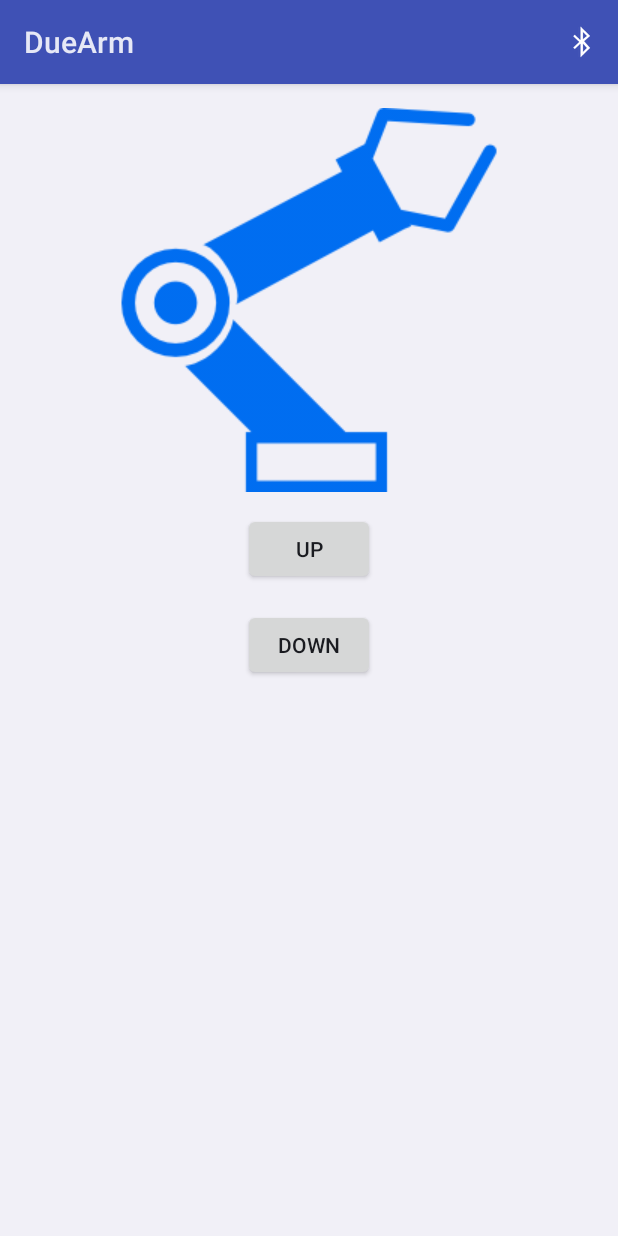
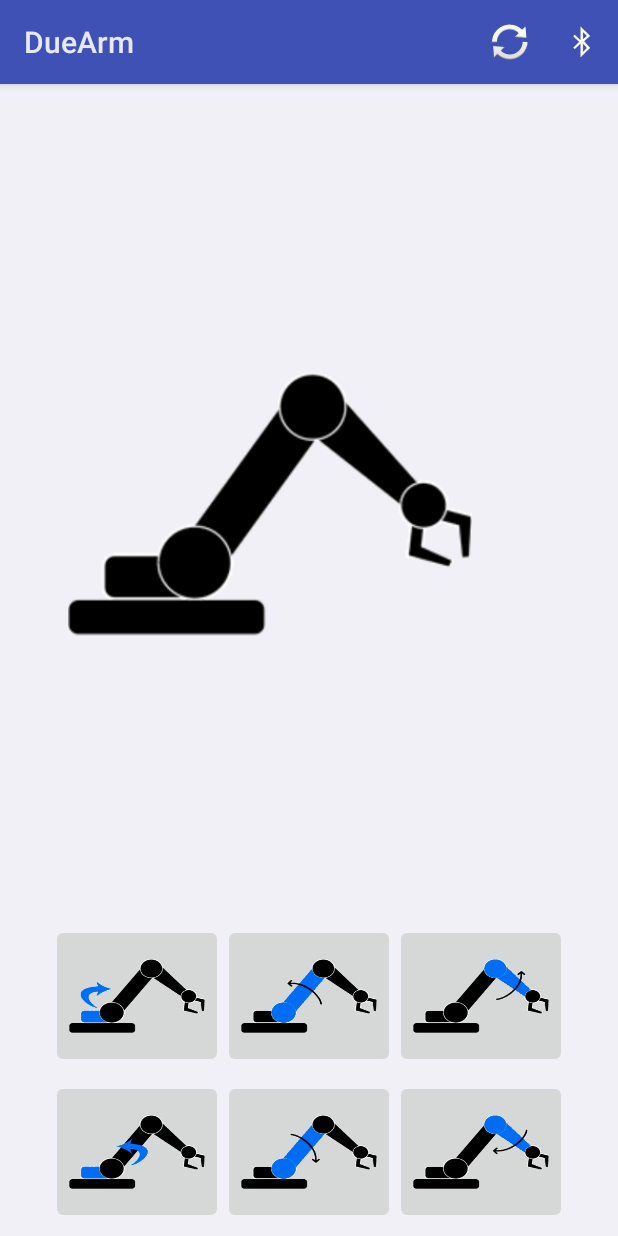
Before and after one commit to pniaps/DueArm-android, an Android app: the screen it shows after launch (MainActivity), on a phone screen of 412 x 824 dp. Run offline under Robolectric (Android 15) with nearby library versions, the phone set to English and light mode, and no system bars.

Commit message:
Botones de movimiento y reset

```diff
--- a/app/src/main/java/pnia/es/duearm/Bluetooth.java
+++ b/app/src/main/java/pnia/es/duearm/Bluetooth.java
@@ -190,6 +190,13 @@ public class Bluetooth {
         // Perform the write unsynchronized
         r.write(out);
     }
+    public void write(String message) {
+        if (message.length() > 0) {
+            // Get the message bytes and tell the BluetoothChatService to write
+            byte[] send = message.getBytes();
+            write(send);
+        }
+    }
 
     /**
      * Indicate that the connection attempt failed and notify the UI Activity.
--- a/app/src/main/java/pnia/es/duearm/MainActivity.java
+++ b/app/src/main/java/pnia/es/duearm/MainActivity.java
@@ -7,16 +7,13 @@ import android.content.Intent;
 import android.os.Bundle;
 import android.os.Handler;
 import android.os.Message;
-import android.os.ParcelUuid;
-import android.util.Log;
 import android.view.Menu;
 import android.view.MenuItem;
 import android.view.MotionEvent;
 import android.view.View;
-import android.widget.Button;
+import android.widget.ImageButton;
+import android.widget.ImageView;
 import android.widget.Toast;
-
-import java.util.Set;
 
 public class MainActivity extends Activity {
 
@@ -27,17 +24,28 @@ public class MainActivity extends Activity {
     private Bluetooth mBT = null;
     private String mConnectedDeviceName = null;
 
-    Button baseUp, baseDown, brazoUp, brazoDown, antebrazoUp, antebrazoDown;
+    ImageButton baseizda, basedcha, brazosubir, brazobajar, antebrazosubir, antebrazobajar;
+    ImageView imagen;
 
     @Override
     protected void onCreate(Bundle savedInstanceState) {
         super.onCreate(savedInstanceState);
         setContentView(R.layout.activity_main);
 
-        antebrazoUp = (Button) findViewById(R.id.antebrazoUp);
-        new buttonCommand(antebrazoUp, "7");
-        antebrazoDown = (Button) findViewById(R.id.antebrazoDown);
-        new buttonCommand(antebrazoDown, "8");
+        baseizda = (ImageButton) findViewById(R.id.baseizda);
+        new buttonCommand(baseizda, "y", "3", R.drawable.base_izda);
+        basedcha = (ImageButton) findViewById(R.id.basedcha);
+        new buttonCommand(basedcha, "u", "3", R.drawable.base_dcha);
+        brazosubir = (ImageButton) findViewById(R.id.brazosubir);
+        new buttonCommand(brazosubir, "h", "6", R.drawable.brazo_subir);
+        brazobajar = (ImageButton) findViewById(R.id.brazobajar);
+        new buttonCommand(brazobajar, "j", "6", R.drawable.brazo_bajar);
+        antebrazosubir = (ImageButton) findViewById(R.id.antebrazosubir);
+        new buttonCommand(antebrazosubir, "n", "9", R.drawable.antebrazo_subir);
+        antebrazobajar = (ImageButton) findViewById(R.id.antebrazobajar);
+        new buttonCommand(antebrazobajar, "m", "9", R.drawable.antebrazo_bajar);
+
+        imagen = (ImageView) findViewById(R.id.imagen);
 
         mBluetoothAdapter = BluetoothAdapter.getDefaultAdapter();
         if (mBluetoothAdapter == null) {
@@ -185,29 +193,40 @@ public class MainActivity extends Activity {
         return true;
     }
 
-    public void showDevices(MenuItem item) {
+    public void menuShowDevices(MenuItem item) {
         Intent serverIntent = new Intent(this, DeviceListActivity.class);
         startActivityForResult(serverIntent, REQUEST_CONNECT_DEVICE_SECURE);
     }
 
+    public void menuReset(MenuItem item) {
+        mBT.write("r");
+        Toast.makeText(getApplicationContext(), R.string.cmd_reset_done, Toast.LENGTH_SHORT).show();
+    }
+
     private class buttonCommand implements View.OnTouchListener {
 
-        private String pressCommand;
+        private ImageButton button;
+        private String downCommand, upCommand;
+        int res;
 
-        public buttonCommand(Button button, String pressCommand) {
+        public buttonCommand(ImageButton button, String downCommand, String upCommand, int res) {
+            this.button = button;
             button.setOnTouchListener(this);
-            this.pressCommand = pressCommand;
+            this.downCommand = downCommand;
+            this.upCommand = upCommand;
+            this.res = res;
         }
 
         @Override
         public boolean onTouch(View v, MotionEvent event) {
             switch(event.getAction()) {
                 case MotionEvent.ACTION_DOWN:
-                    sendMessage(pressCommand);
-                    // Start
+                    sendMessage(downCommand);
+                    imagen.setImageResource(res);
                     break;
                 case MotionEvent.ACTION_UP:
-                    // End
+                    imagen.setImageResource(R.drawable.robotic_arm);
+                    sendMessage(upCommand);
                     break;
             }
             return false;
--- a/app/src/main/res/layout/activity_main.xml
+++ b/app/src/main/res/layout/activity_main.xml
@@ -9,35 +9,113 @@
     tools:layout_editor_absoluteY="81dp"
     tools:layout_editor_absoluteX="0dp">
 
-    <Button
-        android:id="@+id/antebrazoDown"
-        android:layout_width="wrap_content"
-        android:layout_height="wrap_content"
-        android:layout_marginTop="16dp"
-        android:text="Down"
+    <ImageView
+        android:id="@+id/imagen"
+        android:layout_width="344dp"
+        android:layout_height="269dp"
+        android:layout_marginBottom="8dp"
+        android:layout_marginLeft="8dp"
+        android:layout_marginRight="8dp"
+        android:layout_marginTop="8dp"
+        android:adjustViewBounds="false"
+        android:cropToPadding="false"
+        android:src="@drawable/robotic_arm"
+        app:layout_constraintBottom_toTopOf="@+id/linearLayout"
         app:layout_constraintLeft_toLeftOf="parent"
         app:layout_constraintRight_toRightOf="parent"
-        app:layout_constraintTop_toBottomOf="@+id/antebrazoUp" />
+        app:layout_constraintTop_toTopOf="parent"
+        app:layout_constraintHorizontal_bias="0.0" />
 
-    <Button
-        android:id="@+id/antebrazoUp"
-        android:layout_width="wrap_content"
+    <LinearLayout
+        android:layout_width="344dp"
         android:layout_height="wrap_content"
-        android:layout_marginTop="14dp"
-        android:text="Up"
+        android:orientation="horizontal"
+        android:id="@+id/linearLayout"
+        android:layout_marginBottom="8dp"
+        app:layout_constraintBottom_toTopOf="@+id/linearLayout2"
+        android:layout_marginLeft="8dp"
         app:layout_constraintLeft_toLeftOf="parent"
+        android:layout_marginRight="8dp"
+        app:layout_constraintRight_toRightOf="parent">
+
+        <ImageButton
+            android:id="@+id/baseizda"
+            android:layout_width="96dp"
+            android:layout_height="96dp"
+            android:layout_weight="1"
+            android:scaleType="fitXY"
+            android:src="@drawable/base_izda"
+            app:layout_constraintBottom_toBottomOf="@+id/brazosubir"
+            app:layout_constraintLeft_toLeftOf="parent"
+            app:layout_constraintRight_toRightOf="parent"
+            app:layout_constraintTop_toTopOf="@+id/brazosubir" />
+
+        <ImageButton
+            android:id="@+id/brazosubir"
+            android:layout_width="96dp"
+            android:layout_height="96dp"
+            android:layout_weight="1"
+            android:scaleType="fitXY"
+            android:src="@drawable/brazo_subir"
+            app:layout_constraintBottom_toBottomOf="@+id/antebrazosubir"
+            app:layout_constraintLeft_toLeftOf="parent"
+            app:layout_constraintRight_toRightOf="parent"
+            app:layout_constraintTop_toTopOf="@+id/antebrazosubir" />
+
+        <ImageButton
+            android:id="@+id/antebrazosubir"
+            android:layout_width="96dp"
+            android:layout_height="96dp"
+            android:layout_weight="1"
+            android:scaleType="fitXY"
+            android:src="@drawable/antebrazo_subir"
+            app:layout_constraintLeft_toLeftOf="parent"
+            app:layout_constraintRight_toRightOf="parent"
+            tools:layout_editor_absoluteY="308dp" />
+
+    </LinearLayout>
+
+    <LinearLayout
+        android:layout_width="344dp"
+        android:layout_height="wrap_content"
+        android:orientation="horizontal"
+        android:id="@+id/linearLayout2"
+        android:layout_marginLeft="8dp"
+        app:layout_constraintLeft_toLeftOf="parent"
+        android:layout_marginRight="8dp"
         app:layout_constraintRight_toRightOf="parent"
-        app:layout_constraintTop_toBottomOf="@+id/imageView2" />
+        app:layout_constraintBottom_toBottomOf="parent"
+        android:layout_marginBottom="8dp">
 
-    <ImageView
-        android:id="@+id/imageView2"
-        android:layout_width="wrap_content"
-        android:layout_height="wrap_content"
-        android:layout_marginTop="16dp"
-        android:adjustViewBounds="false"
-        android:src="@drawable/roboticarm"
-        app:layout_constraintLeft_toLeftOf="parent"
-        app:layout_constraintRight_toRightOf="parent"
-        app:layout_constraintTop_toTopOf="parent" />
+        <ImageButton
+            android:id="@+id/basedcha"
+            android:layout_width="96dp"
+            android:layout_height="96dp"
+            android:layout_weight="1"
+            android:scaleType="fitXY"
+            android:src="@drawable/base_dcha"
+            tools:layout_editor_absoluteX="34dp"
+            tools:layout_editor_absoluteY="381dp" />
+
+        <ImageButton
+            android:id="@+id/brazobajar"
+            android:layout_width="96dp"
+            android:layout_height="96dp"
+            android:layout_weight="1"
+            android:scaleType="fitXY"
+            android:src="@drawable/brazo_bajar"
+            tools:layout_editor_absoluteX="144dp"
+            tools:layout_editor_absoluteY="399dp" />
+
+        <ImageButton
+            android:id="@+id/antebrazobajar"
+            android:layout_width="96dp"
+            android:layout_height="96dp"
+            android:layout_weight="1"
+            android:scaleType="fitXY"
+            android:src="@drawable/antebrazo_bajar"
+            tools:layout_editor_absoluteX="265dp"
+            tools:layout_editor_absoluteY="399dp" />
+    </LinearLayout>
 
 </android.support.constraint.ConstraintLayout>
--- a/app/src/main/res/menu/menu.xml
+++ b/app/src/main/res/menu/menu.xml
@@ -2,8 +2,15 @@
 <menu xmlns:android="http://schemas.android.com/apk/res/android">
 
     <item
+        android:id="@+id/reset"
+        android:icon="@android:drawable/ic_popup_sync"
+        android:onClick="menuReset"
+        android:showAsAction="always"
+        android:title="reset" />
+    <item
+        android:id="@+id/bluetooth"
         android:icon="@android:drawable/stat_sys_data_bluetooth"
-        android:onClick="showDevices"
+        android:onClick="menuShowDevices"
         android:showAsAction="always"
-        android:title="Item" />
+        android:title="bluetooth" />
 </menu>
--- a/app/src/main/res/values/strings.xml
+++ b/app/src/main/res/values/strings.xml
@@ -3,7 +3,7 @@
 
     <string name="not_connected">You are not connected to a device</string>
     <string name="bt_not_enabled_leaving">Bluetooth was not enabled. Leaving app.</string>
-    <string name="title_connecting">connecting...</string>
+    <string name="title_connecting">Connecting...</string>
     <string name="title_connected_to">connected to <xliff:g id="device_name">%1$s</xliff:g></string>
     <string name="title_not_connected">not connected</string>
 
@@ -15,5 +15,6 @@
     <string name="title_paired_devices">Paired Devices</string>
     <string name="title_other_devices">Other Available Devices</string>
     <string name="button_scan">Scan for devices</string>
+    <string name="cmd_reset_done">Reset has been done</string>
 
 </resources>
```
Also changed, not shown: app/src/main/ic_launcher-web.png (added), app/src/main/res/drawable/antebrazo_bajar.png (added), app/src/main/res/drawable/antebrazo_subir.png (added), app/src/main/res/drawable/base_dcha.png (added), app/src/main/res/drawable/base_izda.png (added), app/src/main/res/drawable/brazo_bajar.png (added), app/src/main/res/drawable/brazo_subir.png (added), app/src/main/res/drawable/robotic_arm.png (added), app/src/main/res/drawable/roboticarm.png (deleted), app/src/main/res/mipmap-hdpi/ic_launcher.png, app/src/main/res/mipmap-mdpi/ic_launcher.png, app/src/main/res/mipmap-xhdpi/ic_launcher.png, app/src/main/res/mipmap-xxhdpi/ic_launcher.png, app/src/main/res/mipmap-xxxhdpi/ic_launcher.png, 1 other file.
